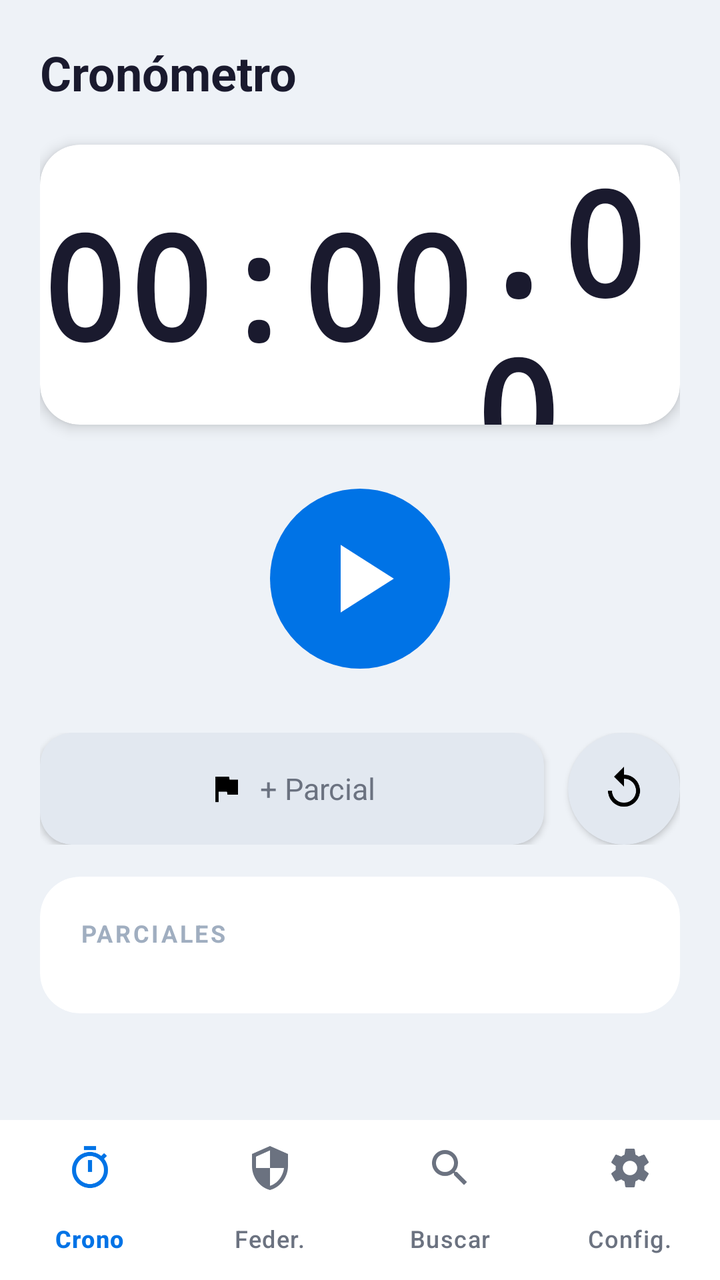
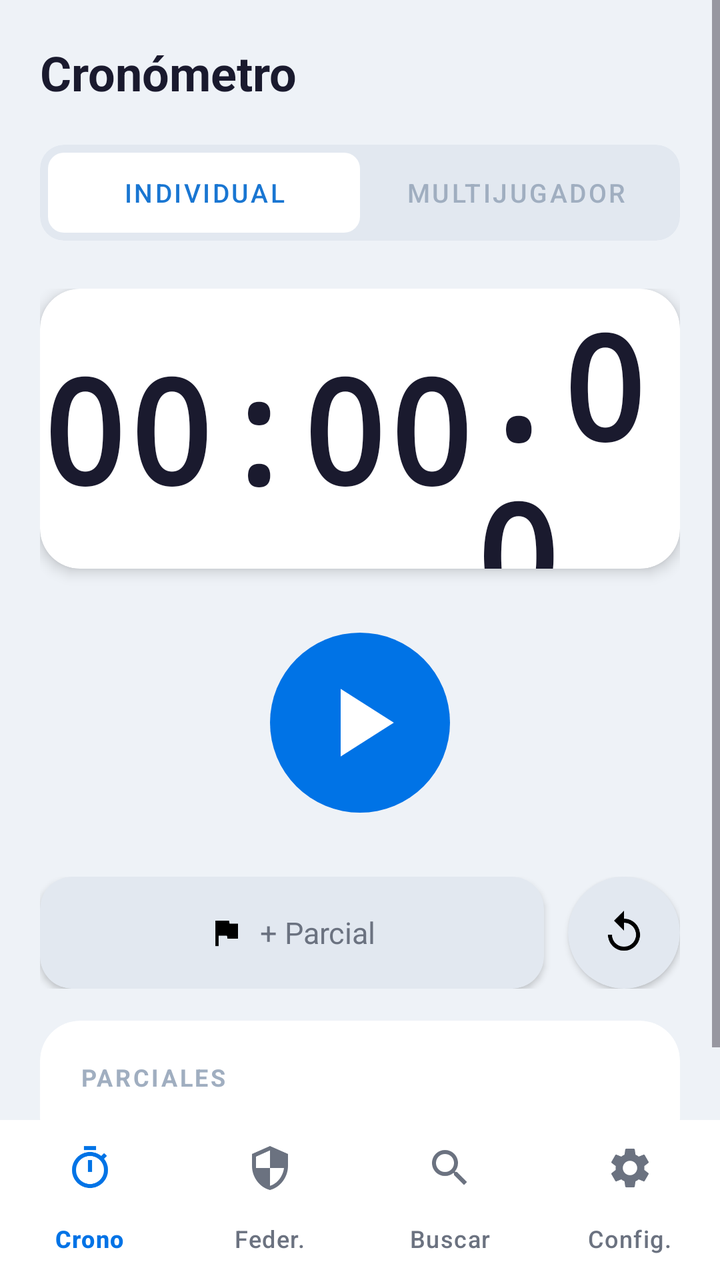

Before-and-after screenshots of an Android layout around one commit, followed by the original layout XML and the change that was made.
<!-- AndroidManifest.xml: application theme Theme.SalvaTrackJava -->
<!-- res/layout/activity_main.xml -->
<?xml version="1.0" encoding="utf-8"?>
<androidx.constraintlayout.widget.ConstraintLayout
    xmlns:android="http://schemas.android.com/apk/res/android"
    xmlns:app="http://schemas.android.com/apk/res-auto"
    xmlns:tools="http://schemas.android.com/tools"
    android:id="@+id/main"
    android:layout_width="match_parent"
    android:layout_height="match_parent"
    android:background="#EEF2F7"
    tools:context=".MainActivity">

    
    <ScrollView
        android:id="@+id/scrollView"
        android:layout_width="match_parent"
        android:layout_height="0dp"
        android:fillViewport="true"
        app:layout_constraintTop_toTopOf="parent"
        app:layout_constraintBottom_toTopOf="@id/bottomNav">

        <LinearLayout
            android:layout_width="match_parent"
            android:layout_height="wrap_content"
            android:orientation="vertical"
            android:paddingStart="20dp"
            android:paddingEnd="20dp"
            android:paddingTop="20dp"
            android:paddingBottom="20dp">

            
            <TextView
                android:layout_width="wrap_content"
                android:layout_height="wrap_content"
                android:text="Cronómetro"
                android:textSize="24sp"
                android:textStyle="bold"
                android:textColor="#1A1A2E"
                android:layout_marginBottom="20dp"/>
            
            <androidx.cardview.widget.CardView
                android:layout_width="match_parent"
                android:layout_height="140dp"
                app:cardCornerRadius="20dp"
                app:cardElevation="4dp"
                app:cardBackgroundColor="@color/card"
                android:layout_marginBottom="32dp">

                <LinearLayout
                    android:layout_width="match_parent"
                    android:layout_height="match_parent"
                    android:orientation="horizontal"
                    android:gravity="center">

                    <TextView
                        android:id="@+id/tvTime"
                        android:layout_width="wrap_content"
                        android:layout_height="wrap_content"
                        android:text="00:00"
                        android:textSize="72sp"
                        android:textStyle="bold"
                        android:textColor="#1A1A2E"
                        android:fontFamily="monospace"/>

                    <TextView
                        android:id="@+id/tvMillis"
                        android:layout_width="wrap_content"
                        android:layout_height="wrap_content"
                        android:text=".00"
                        android:textSize="72sp"
                        android:textStyle="bold"
                        android:textColor="#1A1A2E"
                        android:fontFamily="monospace" />

                </LinearLayout>
            </androidx.cardview.widget.CardView>

            
            <LinearLayout
                android:layout_width="match_parent"
                android:layout_height="wrap_content"
                android:gravity="center"
                android:layout_marginBottom="32dp">

                <ImageButton
                    android:id="@+id/btnStartStop"
                    android:layout_width="90dp"
                    android:layout_height="90dp"
                    android:src="@drawable/ic_play"
                    android:background="@drawable/bg_play_button"
                    android:padding="16dp"
                    android:scaleType="fitCenter"
                    android:contentDescription="Iniciar/Parar"/>

            </LinearLayout>

            
            <LinearLayout
                android:layout_width="match_parent"
                android:layout_height="56dp"
                android:orientation="horizontal"
                android:gravity="center_vertical">

                
                <androidx.cardview.widget.CardView
                    android:layout_width="0dp"
                    android:layout_height="56dp"
                    android:layout_weight="1"
                    app:cardCornerRadius="16dp"
                    app:cardElevation="2dp"
                    app:cardBackgroundColor="#E2E8F0"
                    android:layout_marginEnd="12dp">

                    <LinearLayout
                        android:id="@+id/btnParcial"
                        android:layout_width="match_parent"
                        android:layout_height="match_parent"
                        android:orientation="horizontal"
                        android:gravity="center"
                        android:clickable="true"
                        android:focusable="true">

                        <ImageView
                            android:layout_width="18dp"
                            android:layout_height="18dp"
                            android:src="@drawable/ic_flag"
                            android:layout_marginEnd="8dp"/>

                        <TextView
                            android:layout_width="wrap_content"
                            android:layout_height="wrap_content"
                            android:text="+ Parcial"
                            android:textSize="15sp"
                            android:textColor="@color/text_secondary"/>
                    </LinearLayout>
                </androidx.cardview.widget.CardView>

                
                <androidx.cardview.widget.CardView
                    android:layout_width="56dp"
                    android:layout_height="56dp"
                    app:cardCornerRadius="28dp"
                    app:cardElevation="2dp"
                    app:cardBackgroundColor="#E2E8F0">

                    <ImageButton
                        android:id="@+id/btnReset"
                        android:layout_width="match_parent"
                        android:layout_height="match_parent"
                        android:src="@drawable/ic_refresh"
                        android:background="@android:color/transparent"
                        android:padding="14dp"
                        android:contentDescription="Reiniciar"/>
                </androidx.cardview.widget.CardView>

            </LinearLayout>

            <androidx.cardview.widget.CardView
                android:layout_width="match_parent"
                android:layout_height="wrap_content"
                android:layout_marginTop="16dp"
                app:cardCornerRadius="20dp"
                app:cardElevation="0dp"
                app:cardBackgroundColor="#FFFFFF">

                <LinearLayout
                    android:layout_width="match_parent"
                    android:layout_height="wrap_content"
                    android:orientation="vertical"
                    android:padding="20dp">

                    <TextView
                        android:layout_width="wrap_content"
                        android:layout_height="wrap_content"
                        android:text="PARCIALES"
                        android:textSize="12sp"
                        android:textStyle="bold"
                        android:textColor="#A0AEC0"
                        android:letterSpacing="0.1"
                        android:layout_marginBottom="12dp"/>

                    <LinearLayout
                        android:id="@+id/llParciales"
                        android:layout_width="match_parent"
                        android:layout_height="wrap_content"
                        android:orientation="vertical"/>
                </LinearLayout>
            </androidx.cardview.widget.CardView>
        </LinearLayout>
    </ScrollView>

    
    <com.google.android.material.bottomnavigation.BottomNavigationView
        android:id="@+id/bottomNav"
        android:layout_width="match_parent"
        android:layout_height="wrap_content"
        android:background="@color/card"
        app:menu="@menu/bottom_nav_menu"
        app:itemIconTint="@color/nav_item_color"
        app:itemTextColor="@color/nav_item_color"
        app:labelVisibilityMode="labeled"
        app:layout_constraintBottom_toBottomOf="parent"
        app:layout_constraintStart_toStartOf="parent"
        app:layout_constraintEnd_toEndOf="parent"
        app:elevation="8dp"/>

</androidx.constraintlayout.widget.ConstraintLayout>
<!-- resources referenced by this layout -->
<resources>
  <color name="card">#FFFFFF</color>
  <color name="text_secondary">#6B7280</color>
  <!-- drawable bg_play_button (drawable) -->
  <?xml version="1.0" encoding="utf-8"?>
  <shape xmlns:android="http://schemas.android.com/apk/res/android"
      android:shape="oval">
      <solid android:color="#0073E6"/>
  </shape>
  <!-- drawable ic_flag (drawable) -->
  <vector xmlns:android="http://schemas.android.com/apk/res/android"
      android:width="24dp" android:height="24dp"
      android:viewportWidth="24" android:viewportHeight="24">
      <path android:fillColor="@android:color/black"
          android:pathData="M14.4,6L14,4H5v17h2v-7h5.6l0.4,2h7V6z"/>
  </vector>
  <!-- drawable ic_play (drawable) -->
  <vector xmlns:android="http://schemas.android.com/apk/res/android"
      android:width="24dp" android:height="24dp"
      android:viewportWidth="24" android:viewportHeight="24">
      <path android:fillColor="@android:color/white"
          android:pathData="M8,5v14l11,-7z"/>
  </vector>
  <!-- drawable ic_refresh (drawable) -->
  <vector xmlns:android="http://schemas.android.com/apk/res/android"
      android:width="24dp" android:height="24dp"
      android:viewportWidth="24" android:viewportHeight="24">
      <path android:fillColor="@android:color/black"
          android:pathData="M12,5V1L7,6l5,5V7c3.31,0 6,2.69 6,6s-2.69,6 -6,6 -6,-2.69 -6,-6H4c0,4.42 3.58,8 8,8s8,-3.58 8,-8 -3.58,-8 -8,-8z"/>
  </vector>
  <style name="Theme.SalvaTrackJava" parent="Base.Theme.SalvaTrackJava" />
  <style name="Base.Theme.SalvaTrackJava" parent="Theme.Material3.DayNight.NoActionBar">
          <item name="colorPrimary">@color/primary</item>
          <item name="android:statusBarColor">@color/background_light</item>
          <item name="android:windowLightStatusBar">true</item>
      </style>
  <color name="primary">#0073E6</color>
  <color name="background_light">#F8FAFC</color>
</resources>

<!-- the commit's change to res/layout/activity_main.xml (unified diff, before → after) -->
@@ -9,7 +9,6 @@
     android:background="#EEF2F7"
     tools:context=".MainActivity">
 
-    
     <ScrollView
         android:id="@+id/scrollView"
         android:layout_width="match_parent"
@@ -27,7 +26,6 @@
             android:paddingTop="20dp"
             android:paddingBottom="20dp">
 
-            
             <TextView
                 android:layout_width="wrap_content"
                 android:layout_height="wrap_content"
@@ -36,155 +34,302 @@
                 android:textStyle="bold"
                 android:textColor="#1A1A2E"
                 android:layout_marginBottom="20dp"/>
-            
+
             <androidx.cardview.widget.CardView
                 android:layout_width="match_parent"
-                android:layout_height="140dp"
-                app:cardCornerRadius="20dp"
-                app:cardElevation="4dp"
-                app:cardBackgroundColor="@color/card"
-                android:layout_marginBottom="32dp">
+                android:layout_height="48dp"
+                app:cardBackgroundColor="#E2E8F0"
+                app:cardCornerRadius="12dp"
+                app:cardElevation="0dp"
+                android:layout_marginBottom="24dp">
 
                 <LinearLayout
                     android:layout_width="match_parent"
                     android:layout_height="match_parent"
                     android:orientation="horizontal"
-                    android:gravity="center">
-
-                    <TextView
-                        android:id="@+id/tvTime"
-                        android:layout_width="wrap_content"
-                        android:layout_height="wrap_content"
-                        android:text="00:00"
-                        android:textSize="72sp"
-                        android:textStyle="bold"
-                        android:textColor="#1A1A2E"
-                        android:fontFamily="monospace"/>
-
-                    <TextView
-                        android:id="@+id/tvMillis"
-                        android:layout_width="wrap_content"
-                        android:layout_height="wrap_content"
-                        android:text=".00"
-                        android:textSize="72sp"
-                        android:textStyle="bold"
-                        android:textColor="#1A1A2E"
-                        android:fontFamily="monospace" />
-
+                    android:padding="4dp">
+
+                    <com.google.android.material.button.MaterialButton
+                        android:id="@+id/btnIndividual"
+                        android:layout_width="0dp"
+                        android:layout_height="match_parent"
+                        android:layout_weight="1"
+                        android:text="Individual"
+                        android:textColor="#1976D2"
+                        android:textSize="13sp"
+                        app:backgroundTint="#FFFFFF"
+                        app:cornerRadius="8dp"
+                        android:insetTop="0dp"
+                        android:insetBottom="0dp"
+                        style="@style/Widget.MaterialComponents.Button.UnelevatedButton"/>
+
+                    <com.google.android.material.button.MaterialButton
+                        android:id="@+id/btnMulti"
+                        android:layout_width="0dp"
+                        android:layout_height="match_parent"
+                        android:layout_weight="1"
+                        android:text="Multijugador"
+                        android:textColor="#A0AEC0"
+                        android:textSize="13sp"
+                        app:backgroundTint="@android:color/transparent"
+                        app:cornerRadius="8dp"
+                        android:insetTop="0dp"
+                        android:insetBottom="0dp"
+                        style="@style/Widget.MaterialComponents.Button.UnelevatedButton"/>
                 </LinearLayout>
             </androidx.cardview.widget.CardView>
 
-            
             <LinearLayout
+                android:id="@+id/layoutIndividual"
                 android:layout_width="match_parent"
                 android:layout_height="wrap_content"
-                android:gravity="center"
-                android:layout_marginBottom="32dp">
-
-                <ImageButton
-                    android:id="@+id/btnStartStop"
-                    android:layout_width="90dp"
-                    android:layout_height="90dp"
-                    android:src="@drawable/ic_play"
-                    android:background="@drawable/bg_play_button"
-                    android:padding="16dp"
-                    android:scaleType="fitCenter"
-                    android:contentDescription="Iniciar/Parar"/>
-
-            </LinearLayout>
-
-            
-            <LinearLayout
-                android:layout_width="match_parent"
-                android:layout_height="56dp"
-                android:orientation="horizontal"
-                android:gravity="center_vertical">
-
-                
+                android:orientation="vertical">
+
                 <androidx.cardview.widget.CardView
-                    android:layout_width="0dp"
+                    android:layout_width="match_parent"
+                    android:layout_height="140dp"
+                    app:cardCornerRadius="20dp"
+                    app:cardElevation="4dp"
+                    app:cardBackgroundColor="@color/card"
+                    android:layout_marginBottom="32dp">
+
+                    <LinearLayout
+                        android:layout_width="match_parent"
+                        android:layout_height="match_parent"
+                        android:orientation="horizontal"
+                        android:gravity="center">
+
+                        <TextView
+                            android:id="@+id/tvTime"
+                            android:layout_width="wrap_content"
+                            android:layout_height="wrap_content"
+                            android:text="00:00"
+                            android:textSize="72sp"
+                            android:textStyle="bold"
+                            android:textColor="#1A1A2E"
+                            android:fontFamily="monospace"/>
+
+                        <TextView
+                            android:id="@+id/tvMillis"
+                            android:layout_width="wrap_content"
+                            android:layout_height="wrap_content"
+                            android:text=".00"
+                            android:textSize="72sp"
+                            android:textStyle="bold"
+                            android:textColor="#1A1A2E"
+                            android:fontFamily="monospace" />
+                    </LinearLayout>
+                </androidx.cardview.widget.CardView>
+
+                <LinearLayout
+                    android:layout_width="match_parent"
+                    android:layout_height="wrap_content"
+                    android:gravity="center"
+                    android:layout_marginBottom="32dp">
+
+                    <ImageButton
+                        android:id="@+id/btnStartStop"
+                        android:layout_width="90dp"
+                        android:layout_height="90dp"
+                        android:src="@drawable/ic_play"
+                        android:background="@drawable/bg_play_button"
+                        android:padding="16dp"
+                        android:scaleType="fitCenter"
+                        android:contentDescription="Iniciar/Parar"/>
+
+                </LinearLayout>
+
+                <LinearLayout
+                    android:layout_width="match_parent"
                     android:layout_height="56dp"
-                    android:layout_weight="1"
-                    app:cardCornerRadius="16dp"
-                    app:cardElevation="2dp"
-                    app:cardBackgroundColor="#E2E8F0"
-                    android:layout_marginEnd="12dp">
+                    android:orientation="horizontal"
+                    android:gravity="center_vertical">
+
+                    <androidx.cardview.widget.CardView
+                        android:layout_width="0dp"
+                        android:layout_height="56dp"
+                        android:layout_weight="1"
+                        app:cardCornerRadius="16dp"
+                        app:cardElevation="2dp"
+                        app:cardBackgroundColor="#E2E8F0"
+                        android:layout_marginEnd="12dp">
+
+                        <LinearLayout
+                            android:id="@+id/btnParcial"
+                            android:layout_width="match_parent"
+                            android:layout_height="match_parent"
+                            android:orientation="horizontal"
+                            android:gravity="center"
+                            android:clickable="true"
+                            android:focusable="true">
+
+                            <ImageView
+                                android:layout_width="18dp"
+                                android:layout_height="18dp"
+                                android:src="@drawable/ic_flag"
+                                android:layout_marginEnd="8dp"/>
+
+                            <TextView
+                                android:layout_width="wrap_content"
+                                android:layout_height="wrap_content"
+                                android:text="+ Parcial"
+                                android:textSize="15sp"
+                                android:textColor="@color/text_secondary"/>
+                        </LinearLayout>
+                    </androidx.cardview.widget.CardView>
+
+                    <androidx.cardview.widget.CardView
+                        android:layout_width="56dp"
+                        android:layout_height="56dp"
+                        app:cardCornerRadius="28dp"
+                        app:cardElevation="2dp"
+                        app:cardBackgroundColor="#E2E8F0">
+
+                        <ImageButton
+                            android:id="@+id/btnReset"
+                            android:layout_width="match_parent"
+                            android:layout_height="match_parent"
+                            android:src="@drawable/ic_refresh"
+                            android:background="@android:color/transparent"
+                            android:padding="14dp"
+                            android:contentDescription="Reiniciar"/>
+                    </androidx.cardview.widget.CardView>
+                </LinearLayout>
+
+                <androidx.cardview.widget.CardView
+                    android:layout_width="match_parent"
+                    android:layout_height="wrap_content"
+                    android:layout_marginTop="16dp"
+                    app:cardCornerRadius="20dp"
+                    app:cardElevation="0dp"
+                    app:cardBackgroundColor="#FFFFFF">
 
                     <LinearLayout
-                        android:id="@+id/btnParcial"
                         android:layout_width="match_parent"
-                        android:layout_height="match_parent"
-                        android:orientation="horizontal"
-                        android:gravity="center"
-                        android:clickable="true"
-                        android:focusable="true">
-
-                        <ImageView
-                            android:layout_width="18dp"
-                            android:layout_height="18dp"
-                            android:src="@drawable/ic_flag"
-                            android:layout_marginEnd="8dp"/>
+                        android:layout_height="wrap_content"
+                        android:orientation="vertical"
+                        android:padding="20dp">
 
                         <TextView
                             android:layout_width="wrap_content"
                             android:layout_height="wrap_content"
-                            android:text="+ Parcial"
-                            android:textSize="15sp"
-                            android:textColor="@color/text_secondary"/>
+                            android:text="PARCIALES"
+                            android:textSize="12sp"
+                            android:textStyle="bold"
+                            android:textColor="#A0AEC0"
+                            android:letterSpacing="0.1"
+                            android:layout_marginBottom="12dp"/>
+
+                        <LinearLayout
+                            android:id="@+id/llParciales"
+                            android:layout_width="match_parent"
+                            android:layout_height="wrap_content"
+                            android:orientation="vertical"/>
                     </LinearLayout>
                 </androidx.cardview.widget.CardView>
-
-                
-                <androidx.cardview.widget.CardView
-                    android:layout_width="56dp"
-                    android:layout_height="56dp"
-                    app:cardCornerRadius="28dp"
-                    app:cardElevation="2dp"
-                    app:cardBackgroundColor="#E2E8F0">
-
-                    <ImageButton
-                        android:id="@+id/btnReset"
-                        android:layout_width="match_parent"
-                        android:layout_height="match_parent"
-                        android:src="@drawable/ic_refresh"
-                        android:background="@android:color/transparent"
-                        android:padding="14dp"
-                        android:contentDescription="Reiniciar"/>
-                </androidx.cardview.widget.CardView>
-
             </LinearLayout>
 
-            <androidx.cardview.widget.CardView
+            <LinearLayout
+                android:id="@+id/layoutMulti"
                 android:layout_width="match_parent"
                 android:layout_height="wrap_content"
-                android:layout_marginTop="16dp"
-                app:cardCornerRadius="20dp"
-                app:cardElevation="0dp"
-                app:cardBackgroundColor="#FFFFFF">
-
-                <LinearLayout
+                android:orientation="vertical"
+                android:visibility="gone">
+
+                <LinearLayout
+                    android:layout_width="match_parent"
+                    android:layout_height="48dp"
+                    android:orientation="horizontal"
+                    android:layout_marginBottom="16dp">
+
+                    <com.google.android.material.button.MaterialButton
+                        android:id="@+id/btnMultiIniciar"
+                        android:layout_width="0dp"
+                        android:layout_height="match_parent"
+                        android:layout_weight="1"
+                        android:text="Iniciar"
+                        app:icon="@drawable/ic_play"
+                        app:cornerRadius="12dp"
+                        app:backgroundTint="#1976D2"
+                        android:textColor="#FFFFFF"
+                        android:layout_marginEnd="12dp"
+                        android:insetTop="0dp"
+                        android:insetBottom="0dp"/>
+
+                    <androidx.cardview.widget.CardView
+                        android:layout_width="wrap_content"
+                        android:layout_height="match_parent"
+                        app:cardCornerRadius="12dp"
+                        app:cardBackgroundColor="#F1F5F9"
+                        app:cardElevation="0dp"
+                        android:layout_marginEnd="12dp">
+
+                        <LinearLayout
+                            android:layout_width="wrap_content"
+                            android:layout_height="match_parent"
+                            android:orientation="horizontal"
+                            android:padding="4dp">
+
+                            <TextView
+                                android:id="@+id/btnNum2"
+                                android:layout_width="36dp"
+                                android:layout_height="match_parent"
+                                android:text="2"
+                                android:gravity="center"
+                                android:textSize="16sp"
+                                android:textStyle="bold"
+                                android:textColor="#64748B"/>
+
+                            <TextView
+                                android:id="@+id/btnNum3"
+                                android:layout_width="36dp"
+                                android:layout_height="match_parent"
+                                android:text="3"
+                                android:gravity="center"
+                                android:textSize="16sp"
+                                android:textStyle="bold"
+                                android:textColor="#64748B"/>
+
+                            <TextView
+                                android:id="@+id/btnNum4"
+                                android:layout_width="36dp"
+                                android:layout_height="match_parent"
+                                android:text="4"
+                                android:gravity="center"
+                                android:textSize="16sp"
+                                android:textStyle="bold"
+                                android:textColor="#FFFFFF"
+                                android:background="@drawable/bg_lap_number"
+                                android:backgroundTint="#1976D2"/>
+                        </LinearLayout>
+                    </androidx.cardview.widget.CardView>
+
+                    <ImageButton
+                        android:id="@+id/btnMultiReset"
+                        android:layout_width="48dp"
+                        android:layout_height="48dp"
+                        android:src="@drawable/ic_refresh"
+                        android:background="@drawable/bg_lap_number"
+                        android:backgroundTint="#F1F5F9"
+                        android:layout_marginEnd="8dp"/>
+
+                    <ImageButton
+                        android:id="@+id/btnMultiSave"
+                        android:layout_width="48dp"
+                        android:layout_height="48dp"
+                        android:src="@drawable/ic_save"
+                        android:background="@drawable/bg_lap_number"
+                        android:backgroundTint="#E3F2FD"/>
+                </LinearLayout>
+
+                <LinearLayout
+                    android:id="@+id/llJugadoresMulti"
                     android:layout_width="match_parent"
                     android:layout_height="wrap_content"
-                    android:orientation="vertical"
-                    android:padding="20dp">
-
-                    <TextView
-                        android:layout_width="wrap_content"
-                        android:layout_height="wrap_content"
-                        android:text="PARCIALES"
-                        android:textSize="12sp"
-                        android:textStyle="bold"
-                        android:textColor="#A0AEC0"
-                        android:letterSpacing="0.1"
-                        android:layout_marginBottom="12dp"/>
-
-                    <LinearLayout
-                        android:id="@+id/llParciales"
-                        android:layout_width="match_parent"
-                        android:layout_height="wrap_content"
-                        android:orientation="vertical"/>
-                </LinearLayout>
-            </androidx.cardview.widget.CardView>
+                    android:orientation="vertical"/>
+
+            </LinearLayout>
+
         </LinearLayout>
     </ScrollView>
 
<!-- resource entries referenced after the edit -->
@@ -2,6 +2,11 @@
 <resources>
   <color name="card">#FFFFFF</color>
   <color name="text_secondary">#6B7280</color>
+  <!-- drawable bg_lap_number (drawable) -->
+  <?xml version="1.0" encoding="utf-8"?>
+  <shape xmlns:android="http://schemas.android.com/apk/res/android" android:shape="rectangle">
+      <corners android:radius="8dp"/>
+      <solid android:color="#E3F2FD"/> </shape>
   <!-- drawable bg_play_button (drawable) -->
   <?xml version="1.0" encoding="utf-8"?>
   <shape xmlns:android="http://schemas.android.com/apk/res/android"
@@ -29,6 +34,13 @@
       <path android:fillColor="@android:color/black"
           android:pathData="M12,5V1L7,6l5,5V7c3.31,0 6,2.69 6,6s-2.69,6 -6,6 -6,-2.69 -6,-6H4c0,4.42 3.58,8 8,8s8,-3.58 8,-8 -3.58,-8 -8,-8z"/>
   </vector>
+  <!-- drawable ic_save (drawable) -->
+  <vector xmlns:android="http://schemas.android.com/apk/res/android"
+      android:width="24dp" android:height="24dp"
+      android:viewportWidth="24" android:viewportHeight="24">
+      <path android:fillColor="@android:color/black"
+          android:pathData="M17,3H5C3.89,3 3,3.9 3,5v14c0,1.1 0.89,2 2,2h14c1.1,0 2,-0.9 2,-2V7L17,3zM12,19c-1.66,0 -3,-1.34 -3,-3s1.34,-3 3,-3 3,1.34 3,3 -1.34,3 -3,3zM15,9H5V5h10v4z"/>
+  </vector>
   <style name="Theme.SalvaTrackJava" parent="Base.Theme.SalvaTrackJava" />
   <style name="Base.Theme.SalvaTrackJava" parent="Theme.Material3.DayNight.NoActionBar">
           <item name="colorPrimary">@color/primary</item>
